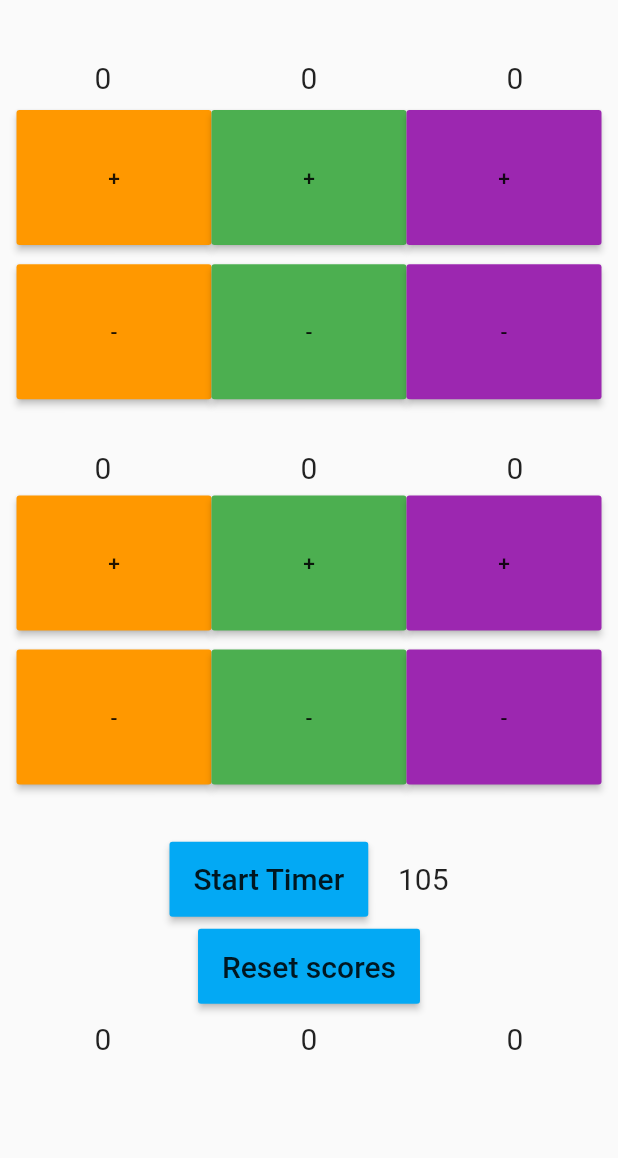
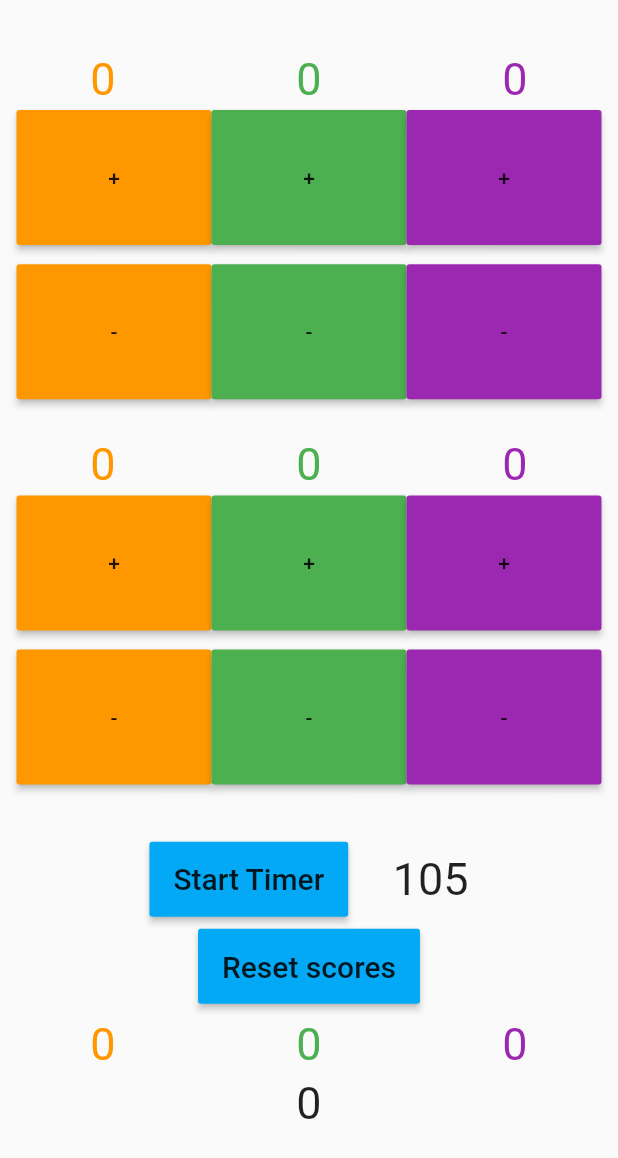
Before and after one commit to mehulghosal/towertakeover-scoring, a Flutter app: the screen it shows after launch, on a phone screen of 412 x 824 dp. Shown: the top 1158 px of the screen. Run offline on Flutter 3.47's test engine with Material 2 defaults, Android fonts, the phone set to English and light mode, and no system bars.

Commit message:
formatting

```diff
--- a/lib/main.dart
+++ b/lib/main.dart
@@ -119,14 +119,14 @@ class _MyHomePageState extends State<MyHomePage> {
           Container(
             child: Row(
               children: <Widget>[
-                Text( _cube[0].toString(), style: TextStyle(fontSize: 20),),
-                Text( _cube[1].toString(), style: TextStyle(fontSize: 20),),
-                Text( _cube[2].toString(), style: TextStyle(fontSize: 20),),
+                Text( _cube[0].toString(), style: TextStyle(fontSize: 30, color: Colors.orange),),
+                Text( _cube[1].toString(), style: TextStyle(fontSize: 30, color: Colors.green),),
+                Text( _cube[2].toString(), style: TextStyle(fontSize: 30, color: Colors.purple),),
               ],
               mainAxisAlignment: MainAxisAlignment.spaceAround,
               mainAxisSize: MainAxisSize.max,
             ),
-            alignment: Alignment(0, align+0.1),
+            alignment: Alignment(0, align+0.09),
           ),
 
 //          stacking plus
@@ -221,14 +221,14 @@ class _MyHomePageState extends State<MyHomePage> {
           Container(
             child: Row(
               children: <Widget>[
-                Text((_towers[0]-1).toString(), style: TextStyle(fontSize: 20),),
-                Text((_towers[1]-1).toString(), style: TextStyle(fontSize: 20),),
-                Text((_towers[2]-1).toString(), style: TextStyle(fontSize: 20),),
+                Text((_towers[0]-1).toString(), style: TextStyle(fontSize: 30, color: Colors.orange),),
+                Text((_towers[1]-1).toString(), style: TextStyle(fontSize: 30, color: Colors.green),),
+                Text((_towers[2]-1).toString(), style: TextStyle(fontSize: 30, color: Colors.purple),),
               ],
               mainAxisAlignment: MainAxisAlignment.spaceAround,
               mainAxisSize: MainAxisSize.max,
             ),
-            alignment: Alignment(0, align+0.75),
+            alignment: Alignment(0, align+0.74),
           ),
 
 //          Towers plus
@@ -334,7 +334,7 @@ class _MyHomePageState extends State<MyHomePage> {
                   },
                   child: Text("Start Timer", style: TextStyle(fontSize: 20),),
                 ),
-                Text("    $_start", style: TextStyle(fontSize: 20),),
+                Text("    $_start", style: TextStyle(fontSize: 30),),
               ],
             ),
             alignment: Alignment(0, align+1.45),
@@ -357,14 +357,20 @@ class _MyHomePageState extends State<MyHomePage> {
           Container(
             child: Row(
               children: <Widget>[
-                Text(_scores[0].toString(), style: TextStyle(fontSize: 20),),
-                Text(_scores[1].toString(), style: TextStyle(fontSize: 20),),
-                Text(_scores[2].toString(), style: TextStyle(fontSize: 20),),
+                Text(_scores[0].toString(), style: TextStyle(fontSize: 30, color: Colors.orange),),
+                Text(_scores[1].toString(), style: TextStyle(fontSize: 30, color: Colors.green),),
+                Text(_scores[2].toString(), style: TextStyle(fontSize: 30, color: Colors.purple),),
               ],
               mainAxisAlignment: MainAxisAlignment.spaceAround,
               mainAxisSize: MainAxisSize.max,
             ),
-            alignment: Alignment(0, align+1.70),
+            alignment: Alignment(0, align+1.72),
+          ),
+
+//          total delta score
+          Container(
+            child: Text((_scores[0] + _scores[1] + _scores[2]).toString(),style: TextStyle(fontSize: 30,),),
+            alignment: Alignment(0, align+1.82),
           ),
 
 
```
